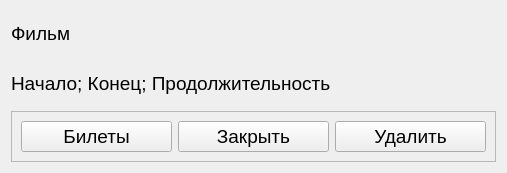
Before: the Qt Designer form res/uics/session_item.ui in Liteskarr/Cinema, drawn with Qt 5.
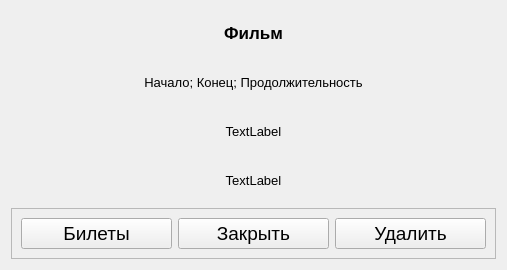
After: the same form once the commit is applied.

```diff
--- a/res/uics/session_item.ui
+++ b/res/uics/session_item.ui
@@ -7,7 +7,7 @@
     <x>0</x>
     <y>0</y>
     <width>507</width>
-    <height>173</height>
+    <height>270</height>
    </rect>
   </property>
   <property name="font">
@@ -19,14 +19,7 @@
    <string>Form</string>
   </property>
   <layout class="QGridLayout" name="gridLayout">
-   <item row="0" column="1">
-    <widget class="QLabel" name="film_title">
-     <property name="text">
-      <string>Фильм</string>
-     </property>
-    </widget>
-   </item>
-   <item row="2" column="1">
+   <item row="4" column="1">
     <widget class="QFrame" name="frame">
      <property name="frameShape">
       <enum>QFrame::StyledPanel</enum>
@@ -37,6 +30,12 @@
      <layout class="QGridLayout" name="gridLayout_2">
       <item row="1" column="2">
        <widget class="QPushButton" name="deleting_button">
+        <property name="sizePolicy">
+         <sizepolicy hsizetype="Minimum" vsizetype="Maximum">
+          <horstretch>0</horstretch>
+          <verstretch>0</verstretch>
+         </sizepolicy>
+        </property>
         <property name="text">
          <string>Удалить</string>
         </property>
@@ -44,6 +43,12 @@
       </item>
       <item row="1" column="0">
        <widget class="QPushButton" name="opening_button">
+        <property name="sizePolicy">
+         <sizepolicy hsizetype="Minimum" vsizetype="Maximum">
+          <horstretch>0</horstretch>
+          <verstretch>0</verstretch>
+         </sizepolicy>
+        </property>
         <property name="text">
          <string>Билеты</string>
         </property>
@@ -51,6 +56,12 @@
       </item>
       <item row="1" column="1">
        <widget class="QPushButton" name="closing_button">
+        <property name="sizePolicy">
+         <sizepolicy hsizetype="Minimum" vsizetype="Maximum">
+          <horstretch>0</horstretch>
+          <verstretch>0</verstretch>
+         </sizepolicy>
+        </property>
         <property name="text">
          <string>Закрыть</string>
         </property>
@@ -59,10 +70,83 @@
      </layout>
     </widget>
    </item>
+   <item row="0" column="1">
+    <widget class="QLabel" name="film_title">
+     <property name="font">
+      <font>
+       <pointsize>13</pointsize>
+       <weight>75</weight>
+       <bold>true</bold>
+      </font>
+     </property>
+     <property name="text">
+      <string>Фильм</string>
+     </property>
+     <property name="alignment">
+      <set>Qt::AlignCenter</set>
+     </property>
+    </widget>
+   </item>
    <item row="1" column="1">
-    <widget class="QLabel" name="time_label">
+    <widget class="QLabel" name="time_start_label">
+     <property name="sizePolicy">
+      <sizepolicy hsizetype="Preferred" vsizetype="Minimum">
+       <horstretch>0</horstretch>
+       <verstretch>0</verstretch>
+      </sizepolicy>
+     </property>
+     <property name="font">
+      <font>
+       <pointsize>10</pointsize>
+      </font>
+     </property>
      <property name="text">
       <string>Начало; Конец; Продолжительность</string>
+     </property>
+     <property name="alignment">
+      <set>Qt::AlignCenter</set>
+     </property>
+    </widget>
+   </item>
+   <item row="2" column="1">
+    <widget class="QLabel" name="duration_label">
+     <property name="sizePolicy">
+      <sizepolicy hsizetype="Preferred" vsizetype="Minimum">
+       <horstretch>0</horstretch>
+       <verstretch>0</verstretch>
+      </sizepolicy>
+     </property>
+     <property name="font">
+      <font>
+       <pointsize>10</pointsize>
+      </font>
+     </property>
+     <property name="text">
+      <string>TextLabel</string>
+     </property>
+     <property name="alignment">
+      <set>Qt::AlignCenter</set>
+     </property>
+    </widget>
+   </item>
+   <item row="3" column="1">
+    <widget class="QLabel" name="time_end_label">
+     <property name="sizePolicy">
+      <sizepolicy hsizetype="Preferred" vsizetype="Minimum">
+       <horstretch>0</horstretch>
+       <verstretch>0</verstretch>
+      </sizepolicy>
+     </property>
+     <property name="font">
+      <font>
+       <pointsize>10</pointsize>
+      </font>
+     </property>
+     <property name="text">
+      <string>TextLabel</string>
+     </property>
+     <property name="alignment">
+      <set>Qt::AlignCenter</set>
      </property>
     </widget>
    </item>
```
